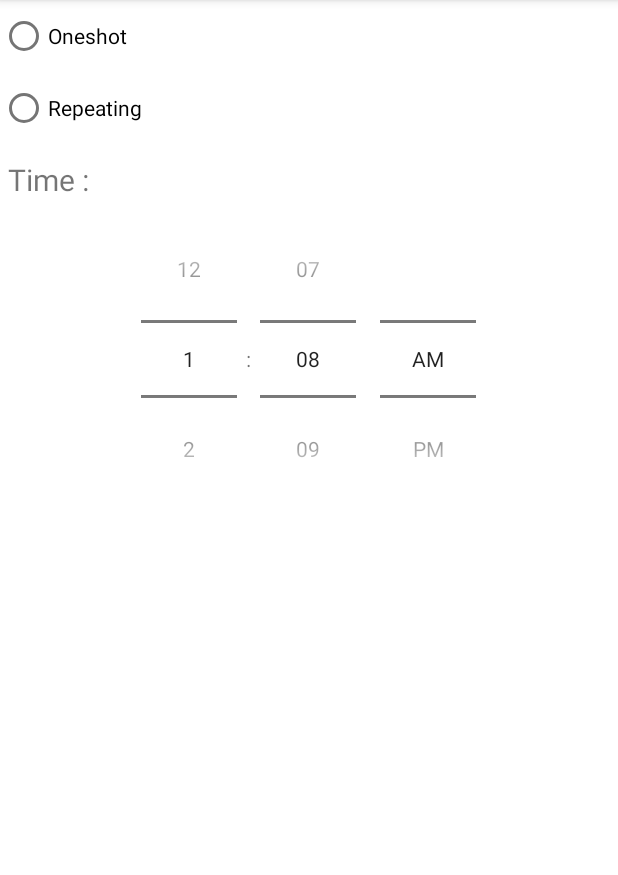
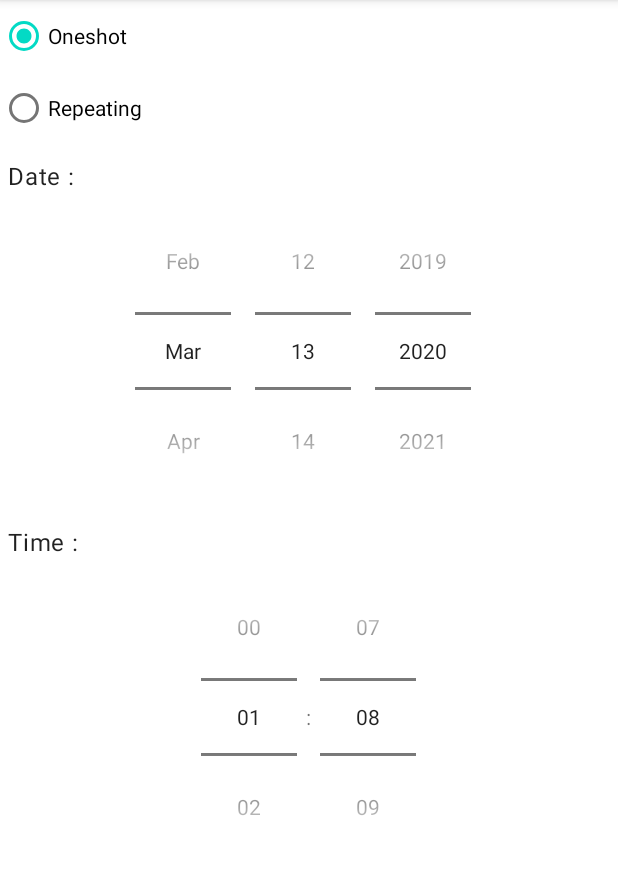
Before and after one commit to jrandiny/simple-tasker, an Android app: the fragment TimeFragment shown on its own in the app's theme, on a phone screen of 412 x 824 dp, the part 84-959 px from its top. Run offline under Robolectric (Android 15) with nearby library versions, the phone set to English and light mode, and no system bars; libraries missing offline, so code that uses them is left out: ca.antonious.materialdaypicker; plain views replace MaterialDayPicker; 2 statements that could not run were skipped.

Commit message:
Fix time module fragment

```diff
--- a/app/src/main/java/id/randiny/simplyautomatic/module/ModuleFactory.kt
+++ b/app/src/main/java/id/randiny/simplyautomatic/module/ModuleFactory.kt
@@ -6,7 +6,9 @@ import id.randiny.simplyautomatic.module.notify.NotifyFragment
 import id.randiny.simplyautomatic.module.notify.NotifyModule
 import id.randiny.simplyautomatic.module.sensor.SensorFragment
 import id.randiny.simplyautomatic.module.sensor.SensorModule
+import id.randiny.simplyautomatic.module.sonoff.SonoffFragment
 import id.randiny.simplyautomatic.module.sonoff.SonoffModule
+import id.randiny.simplyautomatic.module.time.TimeFragment
 import id.randiny.simplyautomatic.module.time.TimeModule
 import id.randiny.simplyautomatic.module.wifi.WifiFragment
 import id.randiny.simplyautomatic.module.wifi.WifiModule
@@ -25,11 +27,11 @@ object ModuleFactory {
 
     fun createConfigurator(type: ModuleType): ConfiguratorFragment {
         return when (type) {
-            ModuleType.TIME -> WifiFragment()
+            ModuleType.TIME -> TimeFragment()
             ModuleType.NOTIFY -> NotifyFragment()
             ModuleType.SENSOR -> SensorFragment()
             ModuleType.WIFI -> WifiFragment()
-            ModuleType.SONOFF -> WifiFragment()
+            ModuleType.SONOFF -> SonoffFragment()
         }
     }
 }
--- a/app/src/main/java/id/randiny/simplyautomatic/module/time/TimeFragment.kt
+++ b/app/src/main/java/id/randiny/simplyautomatic/module/time/TimeFragment.kt
@@ -1,28 +1,34 @@
 package id.randiny.simplyautomatic.module.time
 
-import android.os.Build
 import android.os.Bundle
 import android.util.Log
 import android.view.LayoutInflater
 import android.view.View
 import android.view.ViewGroup
-import android.widget.*
-import androidx.fragment.app.Fragment
+import android.widget.DatePicker
+import android.widget.RadioGroup
+import android.widget.TextView
+import android.widget.TimePicker
 import ca.antonious.materialdaypicker.MaterialDayPicker
+import ca.antonious.materialdaypicker.SingleSelectionMode
 import id.randiny.simplyautomatic.R
 import id.randiny.simplyautomatic.module.ConfiguratorFragment
-import java.text.DateFormat
 import java.util.*
-import kotlin.collections.HashMap
 
 
 class TimeFragment : ConfiguratorFragment(), RadioGroup.OnCheckedChangeListener {
 
-    private var timeStatus: Boolean = true
-    private lateinit var days: MaterialDayPicker
-    private lateinit var date: DatePicker
-    private lateinit var time: TimePicker
-    private lateinit var calendar: Calendar
+    private var isOneShot: Boolean = true
+
+    private lateinit var dayPicker: MaterialDayPicker
+    private lateinit var datePicker: DatePicker
+    private lateinit var timePicker: TimePicker
+
+    private lateinit var dayTextView: TextView
+    private lateinit var dateTextView: TextView
+    private lateinit var timeTextView: TextView
+
+    private val calendar = Calendar.getInstance()
 
     companion object {
         private const val LOG_TAG = "My/TimeFragment"
@@ -34,17 +40,20 @@ class TimeFragment : ConfiguratorFragment(), RadioGroup.OnCheckedChangeListener
     ): View? {
         Log.d(LOG_TAG, "Init Time configurator fragment")
         val root = inflater.inflate(R.layout.fragment_time, container, false)
-        val radioGroup = root.findViewById<RadioGroup>(R.id.radio_group)
-        val days = root.findViewById<MaterialDayPicker>(R.id.day_picker)
-        val date = root.findViewById<DatePicker>(R.id.datePicker)
-        val time = root.findViewById<TimePicker>(R.id.alarmTimePicker)
-        // Selected Days
-        val selectedDays = days.selectedDays
-        // Selected Date
-        calendar = Calendar.getInstance()
-        val selectedDate = formatDate(date.year,date.month,date.dayOfMonth)
-        // Selected Time
-        val selectedTime = getPickerTime(time)
+        val radioGroup = root.findViewById<RadioGroup>(R.id.time_radio_group)
+        radioGroup.check(R.id.oneshot_option)
+
+        dayPicker = root.findViewById(R.id.day_picker)
+        datePicker = root.findViewById(R.id.date_picker)
+        timePicker = root.findViewById(R.id.time_picker)
+
+        dayTextView = root.findViewById(R.id.day_textview)
+        dateTextView = root.findViewById(R.id.date_textview)
+        timeTextView = root.findViewById(R.id.time_textview)
+
+        dayPicker.selectionMode = SingleSelectionMode.create()
+        timePicker.setIs24HourView(true)
+
         radioGroup.setOnCheckedChangeListener(this)
 
         validConfig.postValue(true)
@@ -54,81 +63,30 @@ class TimeFragment : ConfiguratorFragment(), RadioGroup.OnCheckedChangeListener
 
     override fun getParam(): HashMap<String, String> {
         return hashMapOf(
-            TimeModule.PARAM_TIMESTATUS to if (timeStatus) "1" else "0",
-            TimeModule.PARAM_DAYS to days,
-            TimeModule.PARAM_DATE to date,
-            TimeModule.PARAM_TIME to time
+            TimeModule.PARAM_TIMESTATUS to if (isOneShot) "1" else "0",
+            TimeModule.PARAM_DAYS to "days",
+            TimeModule.PARAM_DATE to "date",
+            TimeModule.PARAM_TIME to "time"
         )
     }
 
+    override fun getDescription(): String {
+        return "asdas"
+    }
+
     override fun onCheckedChanged(group: RadioGroup?, checkedId: Int) {
-        val checkedRadioButton = group?.findViewById<RadioButton>(group.checkedRadioButtonId)
-        if (checkedRadioButton != null) {
-            if(checkedRadioButton.id == R.id.oneshot) {
-                val text1 = view!!.findViewById<TextView>(R.id.textView1)
-                text1.visibility = View.VISIBLE
-                val dayPicker = view!!.findViewById<TextView>(R.id.day_picker)
-                dayPicker.visibility = View.VISIBLE
-                val text = view!!.findViewById<TextView>(R.id.textView)
-                text1.visibility = View.GONE
-                val datePicker = view!!.findViewById<TextView>(R.id.datePicker)
-                datePicker.visibility = View.GONE
-                timeStatus = true
-            }
-            else if(checkedRadioButton.id == R.id.repeating) {
-                val text1 = view!!.findViewById<TextView>(R.id.textView1)
-                text1.visibility = View.GONE
-                val dayPicker = view!!.findViewById<TextView>(R.id.day_picker)
-                dayPicker.visibility = View.GONE
-                val text = view!!.findViewById<TextView>(R.id.textView)
-                text.visibility = View.VISIBLE
-                val datePicker = view!!.findViewById<TextView>(R.id.datePicker)
-                datePicker.visibility = View.VISIBLE
-                timeStatus = false
-            }
+        if (checkedId == R.id.oneshot_option) {
+            dayTextView.visibility = View.GONE
+            dayPicker.visibility = View.GONE
+            dateTextView.visibility = View.VISIBLE
+            datePicker.visibility = View.VISIBLE
+            isOneShot = true
+        } else if (checkedId == R.id.repeating_option) {
+            dayTextView.visibility = View.VISIBLE
+            dayPicker.visibility = View.VISIBLE
+            dateTextView.visibility = View.GONE
+            datePicker.visibility = View.GONE
+            isOneShot = false
         }
     }
-
-    // Custom method to format date
-    private fun formatDate(year:Int, month:Int, day:Int):String{
-        // Create a Date variable/object with user chosen date
-        calendar.set(year, month, day, 0, 0, 0)
-        val chosenDate = calendar.time
-
-        // Format the date picker selected date
-        val df = DateFormat.getDateInstance(DateFormat.MEDIUM)
-        return df.format(chosenDate)
-    }
-
-    // Custom method to get time picker current time as string
-    private fun getPickerTime(timePicker: TimePicker):String{
-        val hour = if (Build.VERSION.SDK_INT >= Build.VERSION_CODES.M) {
-            timePicker.hour
-        } else {
-            timePicker.currentHour
-        }
-
-        val minute = if(Build.VERSION.SDK_INT >= Build.VERSION_CODES.M){
-            timePicker.minute
-        }else{
-            timePicker.currentMinute
-        }
-
-        return "${getHourAMPM(hour)} : $minute ${getAMPM(hour)}"
-    }
-
-
-    // Custom method to get AM PM value from provided hour
-    private fun getAMPM(hour:Int):String{
-        return if(hour>11)"PM" else "AM"
-    }
-
-
-    // Custom method to get hour for AM PM time format
-    private fun getHourAMPM(hour:Int):Int{
-        // Return the hour value for AM PM time format
-        var modifiedHour = if (hour>11)hour-12 else hour
-        if (modifiedHour == 0){modifiedHour = 12}
-        return modifiedHour
-    }
 }
--- a/app/src/main/res/layout/fragment_time.xml
+++ b/app/src/main/res/layout/fragment_time.xml
@@ -1,6 +1,5 @@
 <?xml version="1.0" encoding="utf-8"?>
 <ScrollView xmlns:android="http://schemas.android.com/apk/res/android"
-    xmlns:app="http://schemas.android.com/apk/res-auto"
     xmlns:tools="http://schemas.android.com/tools"
     android:layout_width="match_parent"
     android:layout_height="match_parent"
@@ -14,30 +13,30 @@
         <RadioGroup
             android:layout_width="match_parent"
             android:layout_height="match_parent"
-            android:id="@+id/radio_group">
+            android:id="@+id/time_radio_group">
 
             <RadioButton
-                android:id="@+id/oneshot"
+                android:id="@+id/oneshot_option"
                 android:layout_width="match_parent"
                 android:layout_height="wrap_content"
                 android:text="@string/module_time_module_oneshot"/>
 
             <RadioButton
-                android:id="@+id/repeating"
+                android:id="@+id/repeating_option"
                 android:layout_width="match_parent"
                 android:layout_height="wrap_content"
                 android:text="@string/module_time_module_repeating"/>
         </RadioGroup>
 
         <TextView
-            android:id="@+id/textView1"
+            android:id="@+id/day_textview"
             android:layout_width="match_parent"
             android:layout_height="wrap_content"
             android:layout_marginStart="5dp"
             android:layout_marginTop="10dp"
             android:layout_marginEnd="5dp"
             android:text="@string/module_time_module_days"
-            android:textSize="20sp"
+            style="@style/TextAppearance.MaterialComponents.Body1"
             android:visibility="gone" />
 
         <ca.antonious.materialdaypicker.MaterialDayPicker
@@ -50,38 +49,38 @@
             android:visibility="gone" />
 
         <TextView
-            android:id="@+id/textView"
+            android:id="@+id/date_textview"
             android:layout_width="match_parent"
             android:layout_height="wrap_content"
             android:layout_marginStart="5dp"
             android:layout_marginTop="10dp"
             android:layout_marginEnd="5dp"
             android:text="@string/module_time_module_date"
-            android:textSize="20sp"
-            android:visibility="gone"/>
+            style="@style/TextAppearance.MaterialComponents.Body1"
+            android:visibility="visible" />
 
         <DatePicker
-            android:id="@+id/datePicker"
+            android:id="@+id/date_picker"
             android:layout_width="wrap_content"
             android:layout_height="wrap_content"
             android:layout_gravity="center"
             android:calendarViewShown="false"
             android:datePickerMode="spinner"
             android:theme="@style/AppTheme"
-            android:visibility="gone" />
+            android:visibility="visible" />
 
         <TextView
-            android:id="@+id/textView2"
+            android:id="@+id/time_textview"
             android:layout_width="match_parent"
             android:layout_height="wrap_content"
             android:layout_marginStart="5dp"
             android:layout_marginTop="10dp"
             android:layout_marginEnd="5dp"
             android:text="@string/module_time_module_time"
-            android:textSize="20sp"/>
+            style="@style/TextAppearance.MaterialComponents.Body1" />
 
         <TimePicker
-            android:id="@+id/alarmTimePicker"
+            android:id="@+id/time_picker"
             android:layout_width="wrap_content"
             android:layout_height="wrap_content"
             android:layout_gravity="center"
--- a/app/src/main/res/values/strings.xml
+++ b/app/src/main/res/values/strings.xml
@@ -64,7 +64,7 @@
     <string name="module_time_module_repeating">Repeating</string>
     <string name="module_time_module_time">Time :</string>
     <string name="module_time_module_date">Date :</string>
-    <string name="module_time_module_days">Days :</string>
+    <string name="module_time_module_days">Day :</string>
     <string name="module_notify_description">Notify %1$s</string>
     <string name="module_notify_picker_name">Notification</string>
     <string name="module_notify_picker_description">Trigger notification with specific title and content</string>
```
Also changed, not shown: app/src/main/java/id/randiny/simplyautomatic/module/time/TimeModule.kt (+11 -4 lines).
